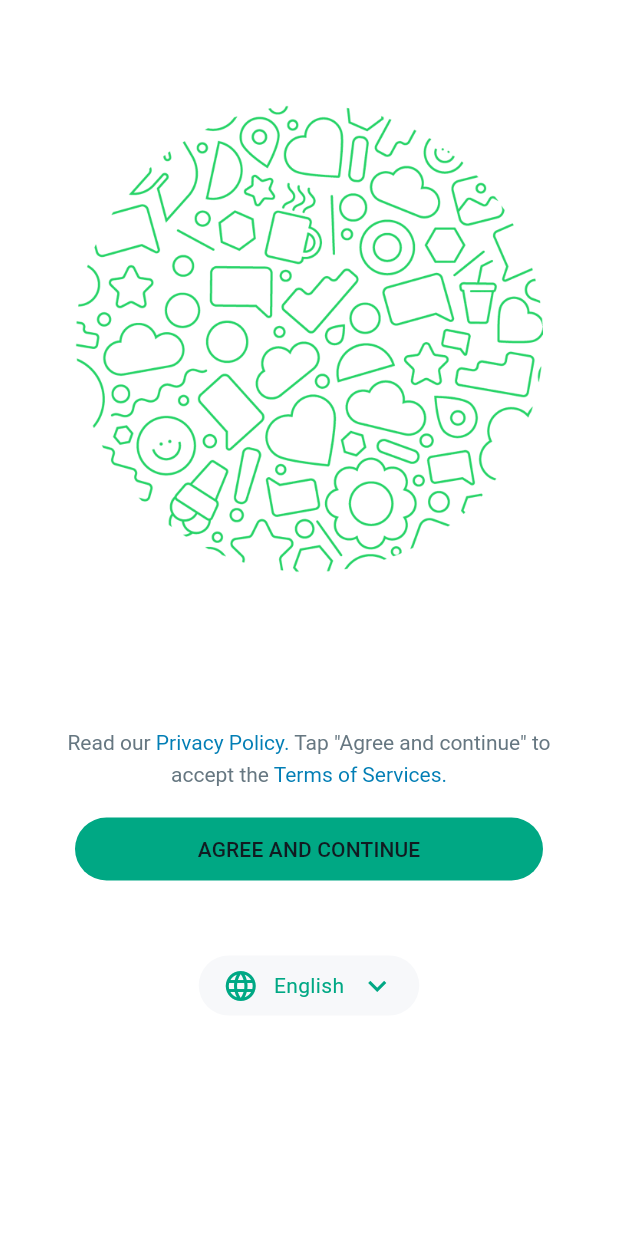
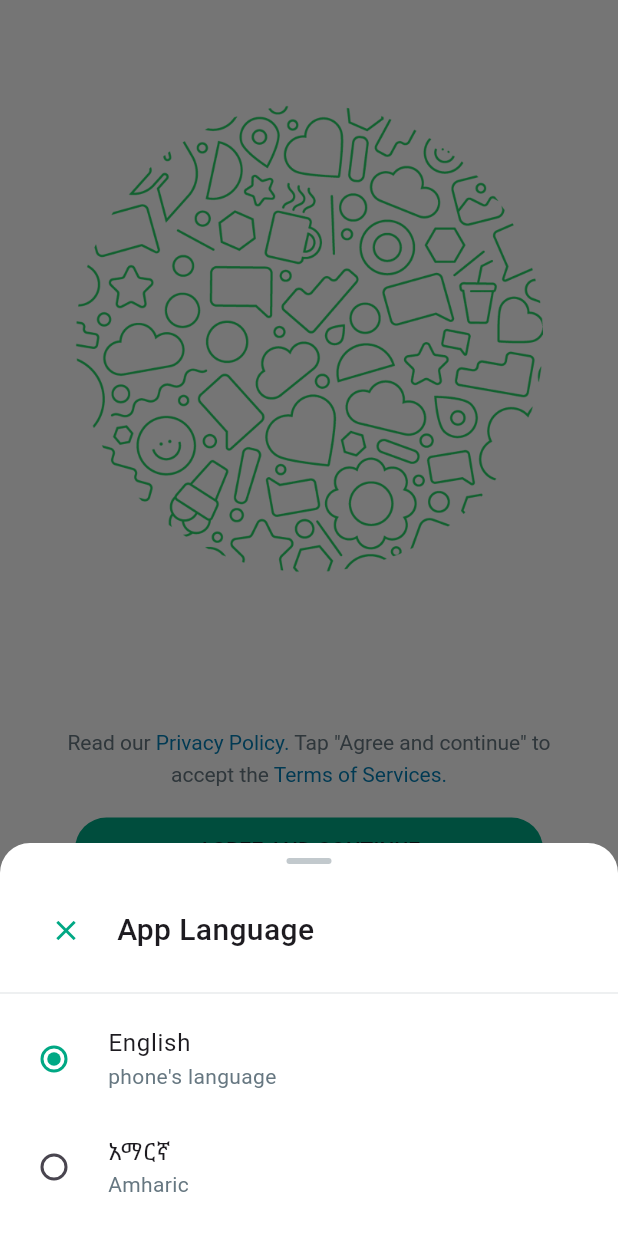
Before and after one commit to Earbaj/whatsapp_me, a Flutter app: the screen it shows after launch, after a tap on "English", on a phone screen of 412 x 824 dp. Run offline on Flutter 3.47's test engine with Material 3 defaults, Android fonts, the phone set to English and light mode, and no system bars.

Commit message:
add language bottom sheet

```diff
--- a/lib/ui/splash_screen.dart
+++ b/lib/ui/splash_screen.dart
@@ -5,6 +5,84 @@ import '../utils/colors.dart';
 
 class SplashScreen extends StatelessWidget {
   const SplashScreen({super.key});
+
+  showBottomSheet(context){
+    return showModalBottomSheet(
+        context: context,
+        builder: (context){
+          return Padding(
+              padding: EdgeInsets.symmetric(vertical: 10),
+            child: Column(
+              mainAxisSize: MainAxisSize.min,
+              children: [
+                Container(
+                  height: 4,
+                    width: 30,
+                  decoration: BoxDecoration(
+                    color: context.theme.greyColor!.withOpacity(0.4),
+                    borderRadius: BorderRadius.circular(5)
+                  ),
+                ),
+                SizedBox(height: 20,),
+                Row(
+                  children: [
+                    SizedBox(width: 20,),
+                    IconButton(
+                        onPressed: (){
+                          Navigator.pop(context);
+                        },
+                        splashColor: Colors.transparent,
+                        splashRadius: 22,
+                        iconSize: 22,
+                        padding: EdgeInsets.zero,
+                        constraints: BoxConstraints(minWidth: 40),
+                        icon: Icon(Icons.close_outlined,color: Coloors.greenDark,)
+                    ),
+                    SizedBox(width: 10,),
+                    Text("App Language",
+                      style: TextStyle(
+                          fontSize: 20,
+                          fontWeight: FontWeight.w500),)
+                  ],
+                ),
+                SizedBox(height: 10,),
+                Divider(
+                  color: context.theme.greyColor!.withOpacity(0.3),
+                  thickness: .5,
+                ),
+                RadioListTile(
+                    value: true,
+                    groupValue: true,
+                    onChanged: (value){},
+                  activeColor: Coloors.greenDark,
+                  title: Text("English"),
+                  subtitle: Text(
+                    "phone's language",
+                    style: TextStyle(
+                      color: context.theme.greyColor,
+                    ),
+                  ),
+                ),
+                RadioListTile(
+                  value: true,
+                  groupValue: false,
+                  onChanged: (value) {},
+                  activeColor: Coloors.greenDark,
+                  title: const Text('አማርኛ'),
+                  subtitle: Text(
+                    "Amharic",
+                    style: TextStyle(
+                      color: context.theme.greyColor,
+                    ),
+                  ),
+                ),
+              ],
+            ),
+          );
+        }
+    );
+  }
+
 
   @override
   Widget build(BuildContext context) {
@@ -81,7 +159,7 @@ class SplashScreen extends StatelessWidget {
                   color: context.theme.langBgColor,
                   borderRadius: BorderRadius.circular(20),
                   child: InkWell(
-                    onTap: () {},
+                    onTap: () => showBottomSheet(context),
                     borderRadius: BorderRadius.circular(20),
                     splashFactory: NoSplash.splashFactory,
                     highlightColor: context.theme.langHightlightColor,
```
